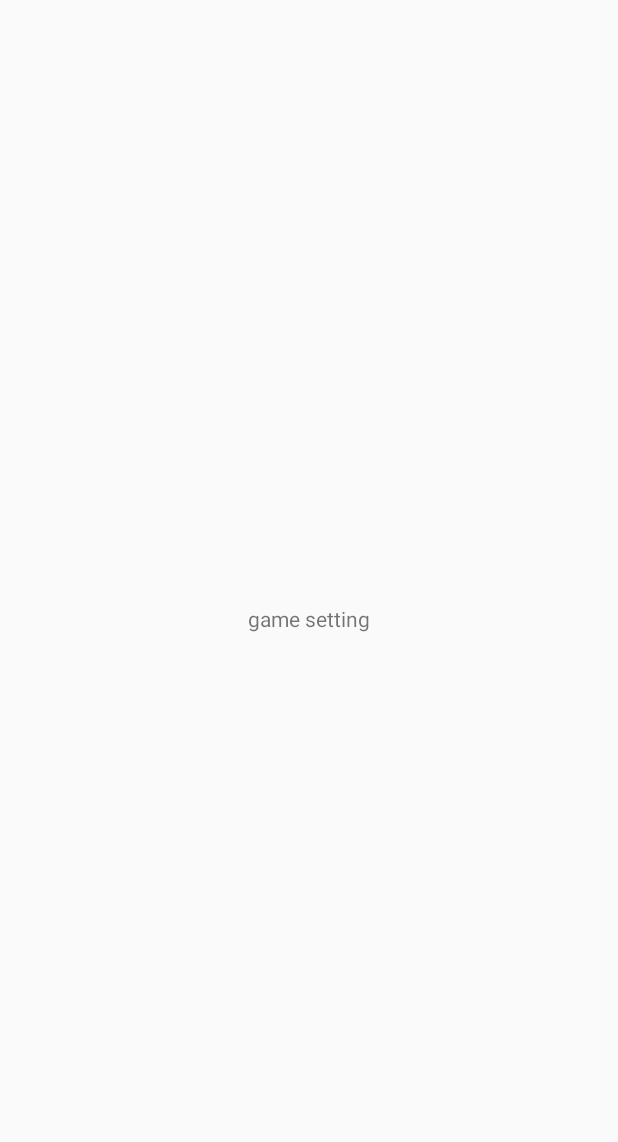
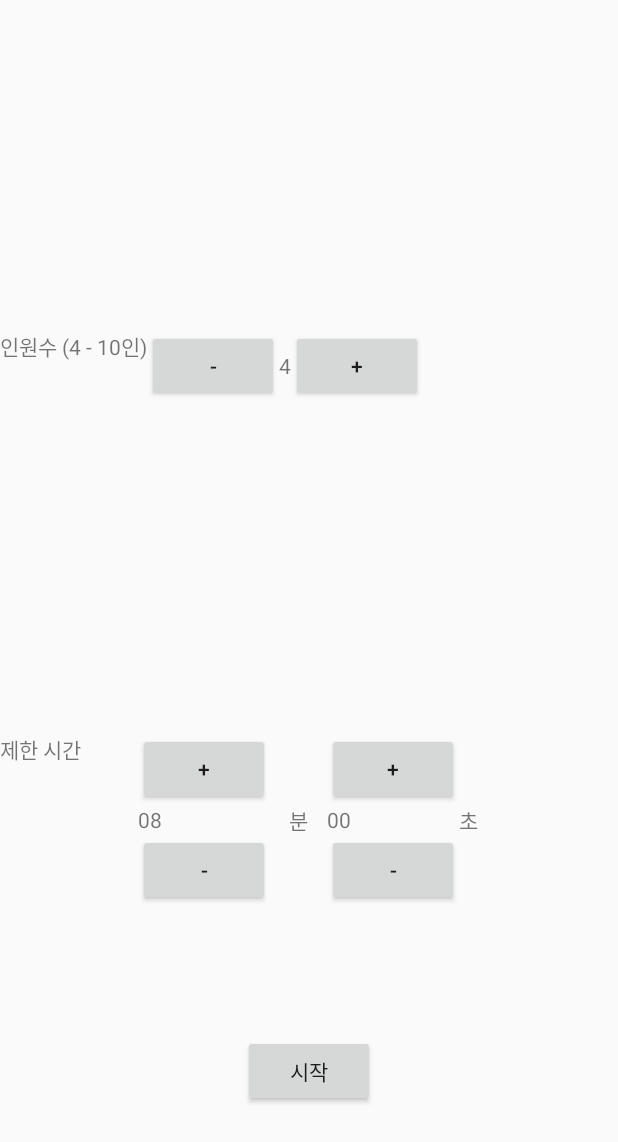
Before and after one commit to LDongGyu/spy-fall, an Android app: the GameSettingActivity screen opened directly, with no data from a screen before it, on a phone screen of 412 x 824 dp. Before the commit the part shown is almost empty. Shown: the top 1142 px of the screen. Run offline under Robolectric (Android 15) with nearby library versions, the phone set to English and light mode, and no system bars.

Commit message:
style: game setting activity ui 추가

```diff
--- a/app/src/main/res/layout/activity_game_setting.xml
+++ b/app/src/main/res/layout/activity_game_setting.xml
@@ -6,11 +6,132 @@
     android:layout_height="match_parent"
     tools:context="com.example.spyfall.common.GameSettingActivity">
 
-    <TextView
+    <LinearLayout
+        android:id="@+id/playerLayout"
+        android:layout_width="match_parent"
+        android:layout_height="wrap_content"
+        app:layout_constraintTop_toTopOf="parent"
+        app:layout_constraintBottom_toTopOf="@+id/timerLayout"
+        app:layout_constraintStart_toStartOf="parent"
+        app:layout_constraintEnd_toEndOf="parent">
+            <TextView
+                android:layout_width="wrap_content"
+                android:layout_height="wrap_content"
+                android:text="인원수 (4 - 10인)"/>
+            <LinearLayout
+                android:layout_width="wrap_content"
+                android:layout_height="wrap_content">
+                <Button
+                    android:id="@+id/minusBtn"
+                    android:layout_width="wrap_content"
+                    android:layout_height="wrap_content"
+                    android:text="-"/>
+                <TextView
+                    android:id="@+id/playerCountTxt"
+                    android:layout_width="wrap_content"
+                    android:layout_height="wrap_content"
+                    android:text="4"/>
+                <Button
+                    android:id="@+id/plusBtn"
+                    android:layout_width="wrap_content"
+                    android:layout_height="wrap_content"
+                    android:text="+"/>
+            </LinearLayout>
+    </LinearLayout>
+
+    <LinearLayout
+        android:id="@+id/timerLayout"
+        android:layout_width="match_parent"
+        android:layout_height="wrap_content"
+        app:layout_constraintTop_toBottomOf="@+id/playerLayout"
+        app:layout_constraintBottom_toBottomOf="parent"
+        app:layout_constraintStart_toStartOf="parent"
+        app:layout_constraintEnd_toEndOf="parent">
+        <TextView
+            android:layout_width="wrap_content"
+            android:layout_height="wrap_content"
+            android:text="제한 시간"/>
+        <androidx.constraintlayout.widget.ConstraintLayout
+            android:layout_width="wrap_content"
+            android:layout_height="wrap_content">
+            <LinearLayout
+                android:id="@+id/minLayout"
+                android:layout_width="wrap_content"
+                android:layout_height="wrap_content"
+                android:orientation="vertical"
+                app:layout_constraintStart_toStartOf="parent"
+                app:layout_constraintEnd_toStartOf="@+id/secondLayout"
+                app:layout_constraintTop_toTopOf="parent"
+                app:layout_constraintBottom_toBottomOf="parent">
+                <Button
+                    android:id="@+id/minPlusBtn"
+                    android:layout_width="wrap_content"
+                    android:layout_height="wrap_content"
+                    android:text="+"/>
+                <TextView
+                    android:id="@+id/minTxt"
+                    android:layout_width="wrap_content"
+                    android:layout_height="wrap_content"
+                    android:text="08"/>
+                <Button
+                    android:id="@+id/minMinusBtn"
+                    android:layout_width="wrap_content"
+                    android:layout_height="wrap_content"
+                    android:text="-"/>
+            </LinearLayout>
+            <TextView
+                android:id="@+id/minProm"
+                android:layout_width="wrap_content"
+                android:layout_height="wrap_content"
+                android:text="분"
+                app:layout_constraintTop_toTopOf="parent"
+                app:layout_constraintBottom_toBottomOf="parent"
+                app:layout_constraintStart_toEndOf="@+id/minLayout"
+                app:layout_constraintEnd_toStartOf="@+id/secondLayout"/>
+            <LinearLayout
+                android:id="@+id/secondLayout"
+                android:layout_width="wrap_content"
+                android:layout_height="wrap_content"
+                android:orientation="vertical"
+                app:layout_constraintStart_toEndOf="@+id/minProm"
+                app:layout_constraintEnd_toEndOf="parent"
+                app:layout_constraintTop_toTopOf="parent"
+                app:layout_constraintBottom_toBottomOf="parent">
+                <Button
+                    android:id="@+id/secondPlusBtn"
+                    android:layout_width="wrap_content"
+                    android:layout_height="wrap_content"
+                    android:text="+"/>
+                <TextView
+                    android:id="@+id/secondTxt"
+                    android:layout_width="wrap_content"
+                    android:layout_height="wrap_content"
+                    android:text="00"/>
+
+                <Button
+                    android:id="@+id/secondMinusBtn"
+                    android:layout_width="wrap_content"
+                    android:layout_height="wrap_content"
+                    android:text="-"/>
+            </LinearLayout>
+            <TextView
+                android:id="@+id/secondProm"
+                android:layout_width="wrap_content"
+                android:layout_height="wrap_content"
+                android:text="초"
+                app:layout_constraintTop_toTopOf="parent"
+                app:layout_constraintBottom_toBottomOf="parent"
+                app:layout_constraintStart_toEndOf="@+id/secondLayout"
+                app:layout_constraintEnd_toEndOf="parent"/>
+        </androidx.constraintlayout.widget.ConstraintLayout>
+    </LinearLayout>
+
+    <Button
+        android:id="@+id/startBtn"
         android:layout_width="wrap_content"
         android:layout_height="wrap_content"
-        android:text="game setting"
-        app:layout_constraintTop_toTopOf="parent"
+        android:text="시작"
+        app:layout_constraintTop_toBottomOf="@+id/timerLayout"
         app:layout_constraintBottom_toBottomOf="parent"
         app:layout_constraintStart_toStartOf="parent"
         app:layout_constraintEnd_toEndOf="parent"/>
```
